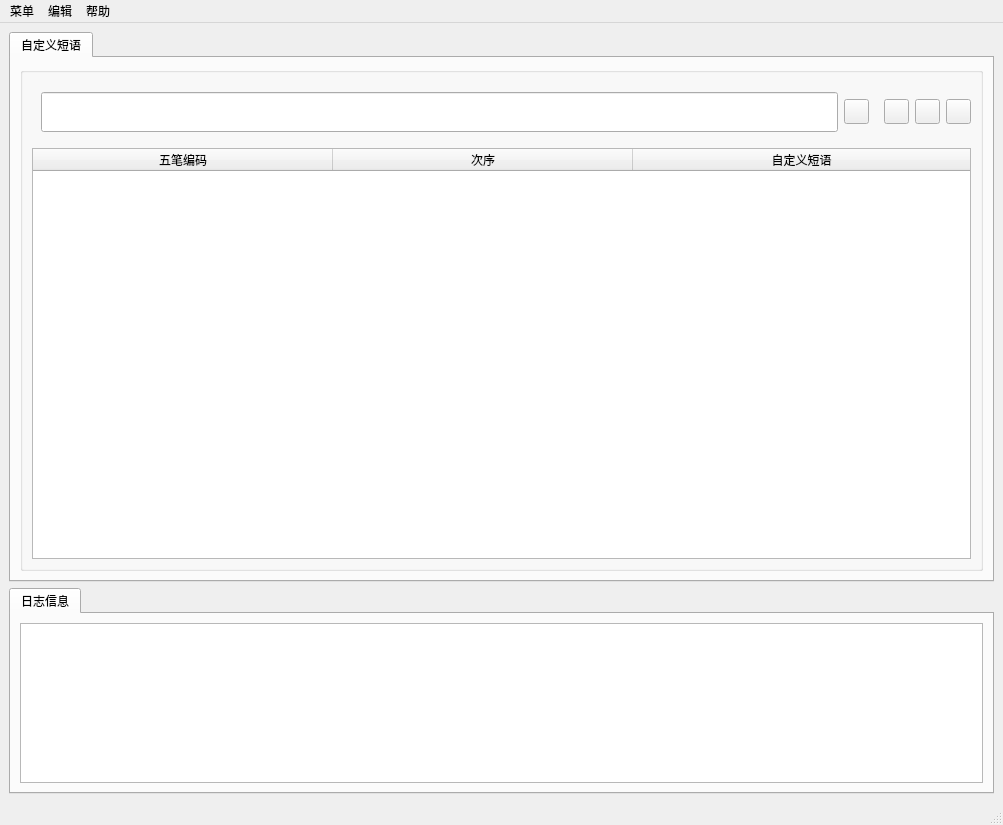
Qt form PyQtLib/ui/main_window.ui (YangWeiBin/wubi-dictionary-converter) before a commit.
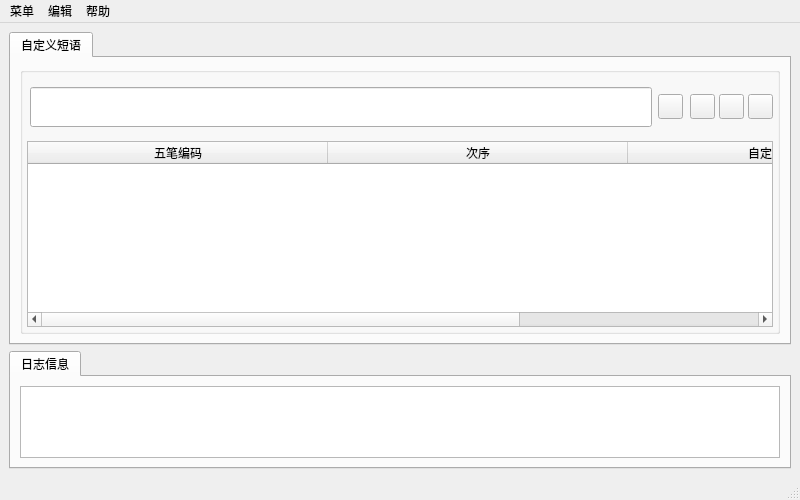
The same form after that commit. Icons and pictures are not drawn.

What changed in the file:
```diff
--- a/PyQtLib/ui/main_window.ui
+++ b/PyQtLib/ui/main_window.ui
@@ -6,14 +6,14 @@
    <rect>
     <x>0</x>
     <y>0</y>
-    <width>1003</width>
-    <height>825</height>
+    <width>800</width>
+    <height>500</height>
    </rect>
   </property>
   <property name="minimumSize">
    <size>
-    <width>1000</width>
-    <height>700</height>
+    <width>800</width>
+    <height>500</height>
    </size>
   </property>
   <property name="windowTitle">
@@ -57,6 +57,21 @@
              <string/>
             </property>
             <layout class="QVBoxLayout" name="verticalLayout">
+             <property name="spacing">
+              <number>4</number>
+             </property>
+             <property name="leftMargin">
+              <number>4</number>
+             </property>
+             <property name="topMargin">
+              <number>4</number>
+             </property>
+             <property name="rightMargin">
+              <number>4</number>
+             </property>
+             <property name="bottomMargin">
+              <number>4</number>
+             </property>
              <item>
               <layout class="QHBoxLayout" name="horizontalLayout">
                <item>
@@ -80,6 +95,18 @@
                   </size>
                  </property>
                  <layout class="QHBoxLayout" name="horizontalLayout_2">
+                  <property name="leftMargin">
+                   <number>3</number>
+                  </property>
+                  <property name="topMargin">
+                   <number>3</number>
+                  </property>
+                  <property name="rightMargin">
+                   <number>3</number>
+                  </property>
+                  <property name="bottomMargin">
+                   <number>3</number>
+                  </property>
                   <item>
                    <widget class="QLineEdit" name="SearchLineEditor">
                     <property name="minimumSize">
@@ -277,8 +304,8 @@
     <rect>
      <x>0</x>
      <y>0</y>
-     <width>1003</width>
-     <height>21</height>
+     <width>800</width>
+     <height>22</height>
     </rect>
    </property>
    <widget class="QMenu" name="editMenu">
```
Left out of the diff: 2 changed lines with no effect on the pictures.
